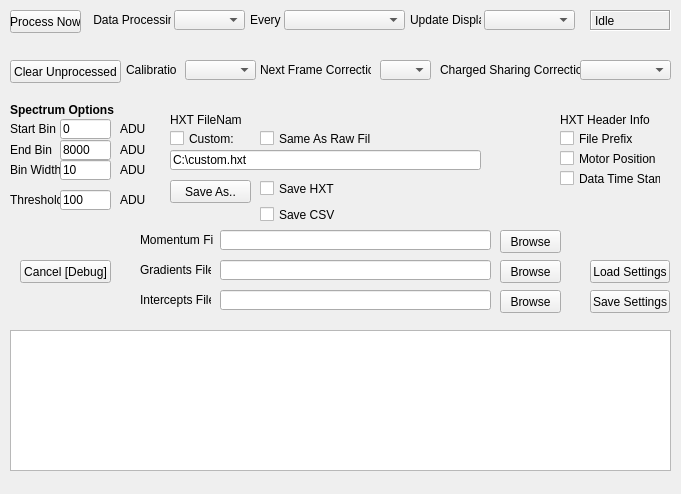
Above: STFC/HexitecGigEProject/trunk/HexitecGigE/processingwindow.ui from stfc-detectors/hexitec before the change. Below: the same form after it.
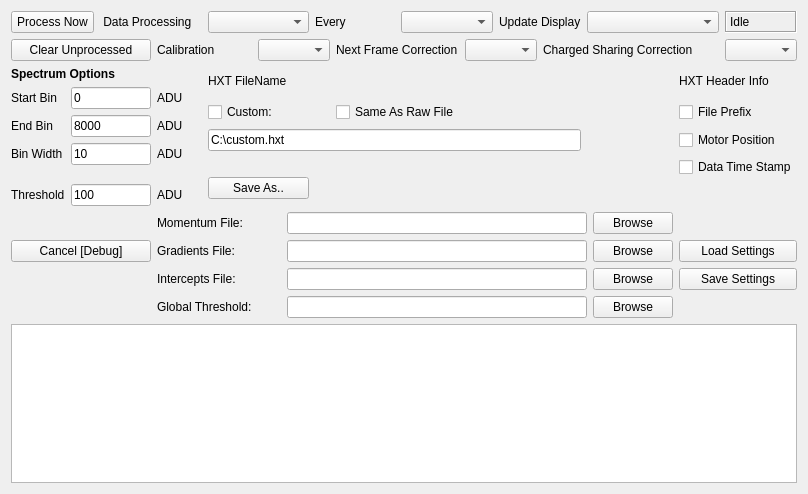
That is the form after the change.

The edit to the form file:
```diff
--- a/STFC/HexitecGigEProject/trunk/HexitecGigE/processingwindow.ui
+++ b/STFC/HexitecGigEProject/trunk/HexitecGigE/processingwindow.ui
@@ -9,111 +9,151 @@
    <rect>
     <x>0</x>
     <y>0</y>
-    <width>681</width>
+    <width>716</width>
     <height>494</height>
    </rect>
   </property>
   <property name="windowTitle">
    <string>Form</string>
   </property>
-  <widget class="QLineEdit" name="hxtFileLineEdit">
-   <property name="geometry">
-    <rect>
-     <x>170</x>
-     <y>150</y>
-     <width>311</width>
-     <height>20</height>
-    </rect>
-   </property>
-   <property name="text">
-    <string>C:\custom.hxt</string>
-   </property>
-  </widget>
-  <widget class="QComboBox" name="dataProcessingComboBox">
-   <property name="geometry">
-    <rect>
-     <x>174</x>
-     <y>10</y>
-     <width>71</width>
-     <height>20</height>
-    </rect>
-   </property>
-  </widget>
-  <widget class="QTextBrowser" name="output">
-   <property name="geometry">
-    <rect>
-     <x>10</x>
-     <y>330</y>
-     <width>661</width>
-     <height>141</height>
-    </rect>
-   </property>
+  <layout class="QGridLayout" name="gridLayout">
+   <item row="2" column="0" colspan="3">
+    <widget class="QLabel" name="spectrumOptionsLabel">
    <property name="font">
     <font>
-     <pointsize>8</pointsize>
-    </font>
-   </property>
-   <property name="contextMenuPolicy">
-    <enum>Qt::CustomContextMenu</enum>
-   </property>
-  </widget>
-  <widget class="QPushButton" name="processNowButton">
-   <property name="geometry">
-    <rect>
-     <x>10</x>
-     <y>10</y>
-     <width>71</width>
-     <height>23</height>
-    </rect>
-   </property>
+       <weight>75</weight>
+       <bold>true</bold>
+      </font>
+     </property>
+     <property name="layoutDirection">
+      <enum>Qt::LeftToRight</enum>
+     </property>
+     <property name="text">
+      <string>Spectrum Options</string>
+     </property>
+     <property name="alignment">
+      <set>Qt::AlignLeading|Qt::AlignLeft|Qt::AlignVCenter</set>
+     </property>
+    </widget>
+   </item>
+   <item row="14" column="14">
+    <widget class="QPushButton" name="globalThresholdBrowseButton">
+     <property name="text">
+      <string>Browse</string>
+     </property>
+    </widget>
+   </item>
+   <item row="13" column="6" colspan="8">
+    <widget class="QLineEdit" name="interceptsPathLineEdit"/>
+   </item>
+   <item row="13" column="3" colspan="3">
+    <widget class="QLabel" name="interceptsPathLabel">
+     <property name="layoutDirection">
+      <enum>Qt::LeftToRight</enum>
+     </property>
    <property name="text">
-    <string>Process Now</string>
-   </property>
-  </widget>
-  <widget class="QPushButton" name="saveSettingsButton">
-   <property name="geometry">
-    <rect>
-     <x>590</x>
-     <y>290</y>
-     <width>80</width>
-     <height>23</height>
-    </rect>
-   </property>
-   <property name="autoFillBackground">
+      <string>Intercepts File:</string>
+     </property>
+     <property name="alignment">
+      <set>Qt::AlignLeading|Qt::AlignLeft|Qt::AlignVCenter</set>
+     </property>
+    </widget>
+   </item>
+   <item row="0" column="13" colspan="3">
+    <widget class="QComboBox" name="updateDisplayComboBox"/>
+   </item>
+   <item row="12" column="6" colspan="8">
+    <widget class="QLineEdit" name="gradientsPathLineEdit"/>
+   </item>
+   <item row="12" column="14">
+    <widget class="QPushButton" name="gradientsBrowseButton">
+     <property name="text">
+      <string>Browse</string>
+     </property>
+    </widget>
+   </item>
+   <item row="0" column="11" colspan="2">
+    <widget class="QLabel" name="updateDisplayLabel">
+     <property name="text">
+      <string>Update Display</string>
+     </property>
+    </widget>
+   </item>
+   <item row="4" column="4" rowspan="2" colspan="4">
+    <widget class="QCheckBox" name="customCheckBox">
+     <property name="text">
+      <string>Custom:</string>
+     </property>
+     <property name="checked">
     <bool>false</bool>
    </property>
+    </widget>
+   </item>
+   <item row="3" column="0" rowspan="2">
+    <widget class="QLabel" name="startBinLabel">
+     <property name="layoutDirection">
+      <enum>Qt::LeftToRight</enum>
+     </property>
    <property name="text">
-    <string>Save Settings</string>
-   </property>
-  </widget>
-  <widget class="QLabel" name="gradientsPathLabel">
-   <property name="geometry">
-    <rect>
-     <x>140</x>
-     <y>260</y>
-     <width>71</width>
-     <height>20</height>
-    </rect>
-   </property>
+      <string>Start Bin</string>
+     </property>
+     <property name="alignment">
+      <set>Qt::AlignLeading|Qt::AlignLeft|Qt::AlignVCenter</set>
+     </property>
+    </widget>
+   </item>
+   <item row="1" column="10" colspan="2">
+    <widget class="QComboBox" name="nextFrameCorrectionComboBox"/>
+   </item>
+   <item row="4" column="8" rowspan="2" colspan="2">
+    <widget class="QCheckBox" name="sameAsRawFileCheckBox">
+     <property name="text">
+      <string>Same As Raw File</string>
+     </property>
+     <property name="checked">
+      <bool>false</bool>
+     </property>
+    </widget>
+   </item>
+   <item row="8" column="15" rowspan="2" colspan="2">
+    <widget class="QCheckBox" name="dataTimeStampCheckBox">
+     <property name="text">
+      <string>Data Time Stamp</string>
+     </property>
+     <property name="checked">
+      <bool>false</bool>
+     </property>
+    </widget>
+   </item>
+   <item row="1" column="8" colspan="2">
+    <widget class="QLabel" name="nextFrameCorrectionLabel">
+     <property name="text">
+      <string>Next Frame Correction</string>
+     </property>
+    </widget>
+   </item>
+   <item row="3" column="3" rowspan="2">
+    <widget class="QLabel" name="startUnitLabel">
    <property name="layoutDirection">
     <enum>Qt::LeftToRight</enum>
    </property>
    <property name="text">
-    <string>Gradients File:</string>
+      <string>ADU</string>
    </property>
    <property name="alignment">
     <set>Qt::AlignLeading|Qt::AlignLeft|Qt::AlignVCenter</set>
    </property>
   </widget>
+   </item>
+   <item row="1" column="0" colspan="3">
+    <widget class="QPushButton" name="clearUnprocessedButton">
+     <property name="text">
+      <string>Clear Unprocessed</string>
+     </property>
+    </widget>
+   </item>
+   <item row="0" column="16">
   <widget class="QLabel" name="stateLabel">
-   <property name="geometry">
-    <rect>
-     <x>590</x>
-     <y>10</y>
-     <width>81</width>
-     <height>21</height>
-    </rect>
-   </property>
    <property name="frameShape">
     <enum>QFrame::Box</enum>
    </property>
@@ -124,139 +164,42 @@
     <string>Idle</string>
    </property>
   </widget>
-  <widget class="QPushButton" name="gradientsBrowseButton">
-   <property name="geometry">
-    <rect>
-     <x>500</x>
-     <y>260</y>
-     <width>61</width>
-     <height>23</height>
-    </rect>
-   </property>
+   </item>
+   <item row="2" column="15" rowspan="2" colspan="2">
+    <widget class="QLabel" name="hxHeaderInfoLabel">
    <property name="text">
-    <string>Browse</string>
-   </property>
-  </widget>
-  <widget class="QLineEdit" name="gradientsPathLineEdit">
-   <property name="geometry">
-    <rect>
-     <x>220</x>
-     <y>260</y>
-     <width>271</width>
-     <height>20</height>
-    </rect>
-   </property>
-  </widget>
-  <widget class="QLabel" name="dataProcessingLabel">
-   <property name="geometry">
-    <rect>
-     <x>90</x>
-     <y>10</y>
-     <width>81</width>
-     <height>20</height>
-    </rect>
-   </property>
+      <string>HXT Header Info</string>
+     </property>
+    </widget>
+   </item>
+   <item row="1" column="12" colspan="4">
+    <widget class="QLabel" name="chargeSharingCorrectionLabel">
    <property name="text">
-    <string> Data Processing</string>
-   </property>
-  </widget>
-  <widget class="QPushButton" name="debugButton">
-   <property name="geometry">
-    <rect>
-     <x>20</x>
-     <y>260</y>
-     <width>91</width>
-     <height>23</height>
-    </rect>
+      <string>Charged Sharing Correction</string>
+     </property>
+    </widget>
+   </item>
+   <item row="1" column="16">
+    <widget class="QComboBox" name="chargeSharingCorrectionComboBox"/>
+   </item>
+   <item row="5" column="0" rowspan="2">
+    <widget class="QLabel" name="endBinLabel">
+     <property name="layoutDirection">
+      <enum>Qt::LeftToRight</enum>
    </property>
    <property name="text">
-    <string>Cancel [Debug]</string>
-   </property>
-  </widget>
-  <widget class="QPushButton" name="loadSettingsButton">
-   <property name="geometry">
-    <rect>
-     <x>590</x>
-     <y>260</y>
-     <width>80</width>
-     <height>23</height>
-    </rect>
-   </property>
-   <property name="text">
-    <string>Load Settings</string>
-   </property>
-  </widget>
-  <widget class="QComboBox" name="processingFrequencyComboBox">
-   <property name="geometry">
-    <rect>
-     <x>284</x>
-     <y>10</y>
-     <width>121</width>
-     <height>20</height>
-    </rect>
-   </property>
-  </widget>
-  <widget class="QLabel" name="processingFrequencyLabel">
-   <property name="geometry">
-    <rect>
-     <x>250</x>
-     <y>10</y>
-     <width>31</width>
-     <height>20</height>
-    </rect>
-   </property>
-   <property name="text">
-    <string>Every</string>
-   </property>
-  </widget>
-  <widget class="QComboBox" name="updateDisplayComboBox">
-   <property name="geometry">
-    <rect>
-     <x>484</x>
-     <y>10</y>
-     <width>91</width>
-     <height>20</height>
-    </rect>
-   </property>
-  </widget>
-  <widget class="QLabel" name="updateDisplayLabel">
-   <property name="geometry">
-    <rect>
-     <x>410</x>
-     <y>10</y>
-     <width>71</width>
-     <height>20</height>
-    </rect>
-   </property>
-   <property name="text">
-    <string>Update Display</string>
-   </property>
-  </widget>
-  <widget class="QLabel" name="hxtFileNameLabel">
-   <property name="geometry">
-    <rect>
-     <x>170</x>
-     <y>110</y>
-     <width>71</width>
-     <height>20</height>
-    </rect>
-   </property>
-   <property name="text">
-    <string>HXT FileName</string>
-   </property>
-  </widget>
+      <string>End Bin</string>
+     </property>
+     <property name="alignment">
+      <set>Qt::AlignLeading|Qt::AlignLeft|Qt::AlignVCenter</set>
+     </property>
+    </widget>
+   </item>
+   <item row="4" column="15" rowspan="2" colspan="2">
   <widget class="QCheckBox" name="filePrefixCheckBox">
    <property name="enabled">
     <bool>true</bool>
    </property>
-   <property name="geometry">
-    <rect>
-     <x>560</x>
-     <y>130</y>
-     <width>101</width>
-     <height>17</height>
-    </rect>
-   </property>
    <property name="text">
     <string>File Prefix</string>
    </property>
@@ -264,289 +207,98 @@
     <bool>false</bool>
    </property>
   </widget>
-  <widget class="QCheckBox" name="motorPositionCheckBox">
-   <property name="geometry">
-    <rect>
-     <x>560</x>
-     <y>150</y>
-     <width>101</width>
-     <height>17</height>
-    </rect>
-   </property>
+   </item>
+   <item row="2" column="4" rowspan="2" colspan="3">
+    <widget class="QLabel" name="hxtFileNameLabel">
+     <property name="text">
+      <string>HXT FileName</string>
+     </property>
+    </widget>
+   </item>
+   <item row="3" column="1" rowspan="2" colspan="2">
+    <widget class="QLineEdit" name="startBinLineEdit">
    <property name="text">
-    <string>Motor Position</string>
-   </property>
-   <property name="checked">
-    <bool>false</bool>
-   </property>
-  </widget>
-  <widget class="QCheckBox" name="dataTimeStampCheckBox">
-   <property name="geometry">
-    <rect>
-     <x>560</x>
-     <y>170</y>
-     <width>101</width>
-     <height>17</height>
-    </rect>
+      <string>0</string>
+     </property>
+    </widget>
+   </item>
+   <item row="10" column="0">
+    <widget class="QLabel" name="thresholdLabel">
+     <property name="layoutDirection">
+      <enum>Qt::LeftToRight</enum>
    </property>
    <property name="text">
-    <string>Data Time Stamp</string>
-   </property>
-   <property name="checked">
-    <bool>false</bool>
-   </property>
-  </widget>
-  <widget class="QCheckBox" name="customCheckBox">
-   <property name="geometry">
-    <rect>
-     <x>170</x>
-     <y>130</y>
-     <width>101</width>
-     <height>17</height>
-    </rect>
-   </property>
+      <string>Threshold</string>
+     </property>
+     <property name="alignment">
+      <set>Qt::AlignLeading|Qt::AlignLeft|Qt::AlignVCenter</set>
+     </property>
+    </widget>
+   </item>
+   <item row="15" column="0" colspan="17">
+    <widget class="QTextBrowser" name="output">
+     <property name="font">
+      <font>
+       <pointsize>8</pointsize>
+      </font>
+     </property>
+     <property name="contextMenuPolicy">
+      <enum>Qt::CustomContextMenu</enum>
+     </property>
+    </widget>
+   </item>
+   <item row="12" column="3" colspan="3">
+    <widget class="QLabel" name="gradientsPathLabel">
+     <property name="layoutDirection">
+      <enum>Qt::LeftToRight</enum>
+     </property>
    <property name="text">
-    <string>Custom:</string>
-   </property>
-   <property name="checked">
-    <bool>false</bool>
-   </property>
-  </widget>
-  <widget class="QComboBox" name="calibrationComboBox">
-   <property name="geometry">
-    <rect>
-     <x>185</x>
-     <y>60</y>
-     <width>71</width>
-     <height>20</height>
-    </rect>
-   </property>
-  </widget>
+      <string>Gradients File:</string>
+     </property>
+     <property name="alignment">
+      <set>Qt::AlignLeading|Qt::AlignLeft|Qt::AlignVCenter</set>
+     </property>
+    </widget>
+   </item>
+   <item row="1" column="3" colspan="2">
   <widget class="QLabel" name="calibrationLabel">
-   <property name="geometry">
-    <rect>
-     <x>126</x>
-     <y>60</y>
-     <width>51</width>
-     <height>20</height>
-    </rect>
-   </property>
    <property name="text">
     <string>Calibration</string>
    </property>
   </widget>
-  <widget class="QComboBox" name="nextFrameCorrectionComboBox">
-   <property name="geometry">
-    <rect>
-     <x>380</x>
-     <y>60</y>
-     <width>51</width>
-     <height>20</height>
-    </rect>
-   </property>
-  </widget>
-  <widget class="QLabel" name="nextFrameCorrectionLabel">
-   <property name="geometry">
-    <rect>
-     <x>260</x>
-     <y>60</y>
-     <width>111</width>
-     <height>20</height>
-    </rect>
-   </property>
+   </item>
+   <item row="10" column="1" colspan="2">
+    <widget class="QLineEdit" name="thresholdLineEdit">
    <property name="text">
-    <string>Next Frame Correction</string>
-   </property>
-  </widget>
-  <widget class="QLabel" name="chargeSharingCorrectionLabel">
-   <property name="geometry">
-    <rect>
-     <x>440</x>
-     <y>60</y>
-     <width>141</width>
-     <height>20</height>
-    </rect>
-   </property>
-   <property name="text">
-    <string>Charged Sharing Correction</string>
-   </property>
-  </widget>
-  <widget class="QComboBox" name="chargeSharingCorrectionComboBox">
-   <property name="geometry">
-    <rect>
-     <x>580</x>
-     <y>60</y>
-     <width>91</width>
-     <height>20</height>
-    </rect>
-   </property>
-  </widget>
-  <widget class="QPushButton" name="hxtFileSaveButton">
-   <property name="geometry">
-    <rect>
-     <x>170</x>
-     <y>180</y>
-     <width>81</width>
-     <height>23</height>
-    </rect>
-   </property>
-   <property name="text">
-    <string>Save As..</string>
-   </property>
-  </widget>
+      <string>100</string>
+     </property>
+    </widget>
+   </item>
+   <item row="1" column="5" colspan="3">
+    <widget class="QComboBox" name="calibrationComboBox"/>
+   </item>
+   <item row="13" column="14">
   <widget class="QPushButton" name="interceptsBrowseButton">
-   <property name="geometry">
-    <rect>
-     <x>500</x>
-     <y>290</y>
-     <width>61</width>
-     <height>23</height>
-    </rect>
-   </property>
    <property name="text">
     <string>Browse</string>
    </property>
   </widget>
-  <widget class="QLabel" name="interceptsPathLabel">
-   <property name="geometry">
-    <rect>
-     <x>140</x>
-     <y>290</y>
-     <width>71</width>
-     <height>20</height>
-    </rect>
-   </property>
+   </item>
+   <item row="7" column="3" rowspan="2">
+    <widget class="QLabel" name="binUnitLabel">
    <property name="layoutDirection">
     <enum>Qt::LeftToRight</enum>
    </property>
    <property name="text">
-    <string>Intercepts File:</string>
-   </property>
-   <property name="alignment">
-    <set>Qt::AlignLeading|Qt::AlignLeft|Qt::AlignVCenter</set>
-   </property>
-  </widget>
-  <widget class="QLineEdit" name="interceptsPathLineEdit">
-   <property name="geometry">
-    <rect>
-     <x>220</x>
-     <y>290</y>
-     <width>271</width>
-     <height>20</height>
-    </rect>
-   </property>
-  </widget>
-  <widget class="QLineEdit" name="startBinLineEdit">
-   <property name="geometry">
-    <rect>
-     <x>60</x>
-     <y>119</y>
-     <width>51</width>
-     <height>20</height>
-    </rect>
-   </property>
-   <property name="text">
-    <string>0</string>
-   </property>
-  </widget>
-  <widget class="QLabel" name="startBinLabel">
-   <property name="geometry">
-    <rect>
-     <x>10</x>
-     <y>119</y>
-     <width>51</width>
-     <height>20</height>
-    </rect>
-   </property>
-   <property name="layoutDirection">
-    <enum>Qt::LeftToRight</enum>
-   </property>
-   <property name="text">
-    <string>Start Bin</string>
-   </property>
-   <property name="alignment">
-    <set>Qt::AlignLeading|Qt::AlignLeft|Qt::AlignVCenter</set>
-   </property>
-  </widget>
-  <widget class="QLabel" name="startUnitLabel">
-   <property name="geometry">
-    <rect>
-     <x>120</x>
-     <y>119</y>
-     <width>31</width>
-     <height>20</height>
-    </rect>
-   </property>
-   <property name="layoutDirection">
-    <enum>Qt::LeftToRight</enum>
-   </property>
-   <property name="text">
     <string>ADU</string>
    </property>
    <property name="alignment">
     <set>Qt::AlignLeading|Qt::AlignLeft|Qt::AlignVCenter</set>
    </property>
   </widget>
-  <widget class="QLabel" name="endUnitLabel">
-   <property name="geometry">
-    <rect>
-     <x>120</x>
-     <y>140</y>
-     <width>31</width>
-     <height>20</height>
-    </rect>
-   </property>
-   <property name="layoutDirection">
-    <enum>Qt::LeftToRight</enum>
-   </property>
-   <property name="text">
-    <string>ADU</string>
-   </property>
-   <property name="alignment">
-    <set>Qt::AlignLeading|Qt::AlignLeft|Qt::AlignVCenter</set>
-   </property>
-  </widget>
-  <widget class="QLineEdit" name="endBinLineEdit">
-   <property name="geometry">
-    <rect>
-     <x>60</x>
-     <y>140</y>
-     <width>51</width>
-     <height>20</height>
-    </rect>
-   </property>
-   <property name="text">
-    <string>8000</string>
-   </property>
-  </widget>
-  <widget class="QLabel" name="endBinLabel">
-   <property name="geometry">
-    <rect>
-     <x>10</x>
-     <y>140</y>
-     <width>51</width>
-     <height>20</height>
-    </rect>
-   </property>
-   <property name="layoutDirection">
-    <enum>Qt::LeftToRight</enum>
-   </property>
-   <property name="text">
-    <string>End Bin</string>
-   </property>
-   <property name="alignment">
-    <set>Qt::AlignLeading|Qt::AlignLeft|Qt::AlignVCenter</set>
-   </property>
-  </widget>
+   </item>
+   <item row="7" column="0" rowspan="2">
   <widget class="QLabel" name="binWidthLabel">
-   <property name="geometry">
-    <rect>
-     <x>10</x>
-     <y>160</y>
-     <width>51</width>
-     <height>20</height>
-    </rect>
-   </property>
    <property name="layoutDirection">
     <enum>Qt::LeftToRight</enum>
    </property>
@@ -557,47 +309,33 @@
     <set>Qt::AlignLeading|Qt::AlignLeft|Qt::AlignVCenter</set>
    </property>
   </widget>
+   </item>
+   <item row="6" column="15" rowspan="2" colspan="2">
+    <widget class="QCheckBox" name="motorPositionCheckBox">
+     <property name="text">
+      <string>Motor Position</string>
+     </property>
+     <property name="checked">
+      <bool>false</bool>
+     </property>
+    </widget>
+   </item>
+   <item row="7" column="1" rowspan="2" colspan="2">
   <widget class="QLineEdit" name="binWidthLineEdit">
-   <property name="geometry">
-    <rect>
-     <x>60</x>
-     <y>160</y>
-     <width>51</width>
-     <height>20</height>
-    </rect>
-   </property>
    <property name="text">
     <string>10</string>
    </property>
   </widget>
-  <widget class="QLabel" name="binUnitLabel">
-   <property name="geometry">
-    <rect>
-     <x>120</x>
-     <y>160</y>
-     <width>31</width>
-     <height>20</height>
-    </rect>
-   </property>
-   <property name="layoutDirection">
-    <enum>Qt::LeftToRight</enum>
-   </property>
+   </item>
+   <item row="6" column="4" rowspan="2" colspan="9">
+    <widget class="QLineEdit" name="hxtFileLineEdit">
    <property name="text">
-    <string>ADU</string>
-   </property>
-   <property name="alignment">
-    <set>Qt::AlignLeading|Qt::AlignLeft|Qt::AlignVCenter</set>
-   </property>
-  </widget>
-  <widget class="QLabel" name="thresholdUnitLabel">
-   <property name="geometry">
-    <rect>
-     <x>120</x>
-     <y>190</y>
-     <width>31</width>
-     <height>20</height>
-    </rect>
-   </property>
+      <string>C:\custom.hxt</string>
+     </property>
+    </widget>
+   </item>
+   <item row="5" column="3" rowspan="2">
+    <widget class="QLabel" name="endUnitLabel">
    <property name="layoutDirection">
     <enum>Qt::LeftToRight</enum>
    </property>
@@ -608,127 +346,46 @@
     <set>Qt::AlignLeading|Qt::AlignLeft|Qt::AlignVCenter</set>
    </property>
   </widget>
-  <widget class="QLabel" name="thresholdLabel">
-   <property name="geometry">
-    <rect>
-     <x>10</x>
-     <y>190</y>
-     <width>51</width>
-     <height>20</height>
-    </rect>
-   </property>
-   <property name="layoutDirection">
-    <enum>Qt::LeftToRight</enum>
-   </property>
+   </item>
+   <item row="5" column="1" rowspan="2" colspan="2">
+    <widget class="QLineEdit" name="endBinLineEdit">
    <property name="text">
-    <string>Threshold</string>
-   </property>
-   <property name="alignment">
-    <set>Qt::AlignLeading|Qt::AlignLeft|Qt::AlignVCenter</set>
-   </property>
-  </widget>
-  <widget class="QLineEdit" name="thresholdLineEdit">
-   <property name="geometry">
-    <rect>
-     <x>60</x>
-     <y>190</y>
-     <width>51</width>
-     <height>20</height>
-    </rect>
-   </property>
+      <string>8000</string>
+     </property>
+    </widget>
+   </item>
+   <item row="0" column="0" colspan="2">
+    <widget class="QPushButton" name="processNowButton">
    <property name="text">
-    <string>100</string>
-   </property>
-  </widget>
-  <widget class="QLabel" name="spectrumOptionsLabel">
-   <property name="geometry">
-    <rect>
-     <x>10</x>
-     <y>100</y>
-     <width>111</width>
-     <height>20</height>
-    </rect>
-   </property>
-   <property name="font">
-    <font>
-     <weight>75</weight>
-     <bold>true</bold>
-    </font>
-   </property>
-   <property name="layoutDirection">
-    <enum>Qt::LeftToRight</enum>
-   </property>
+      <string>Process Now</string>
+     </property>
+    </widget>
+   </item>
+   <item row="0" column="2" colspan="2">
+    <widget class="QLabel" name="dataProcessingLabel">
    <property name="text">
-    <string>Spectrum Options</string>
-   </property>
-   <property name="alignment">
-    <set>Qt::AlignLeading|Qt::AlignLeft|Qt::AlignVCenter</set>
-   </property>
-  </widget>
-  <widget class="QPushButton" name="clearUnprocessedButton">
-   <property name="geometry">
-    <rect>
-     <x>10</x>
-     <y>60</y>
-     <width>111</width>
-     <height>23</height>
-    </rect>
-   </property>
+      <string> Data Processing</string>
+     </property>
+    </widget>
+   </item>
+   <item row="0" column="4" colspan="3">
+    <widget class="QComboBox" name="dataProcessingComboBox"/>
+   </item>
+   <item row="0" column="9" colspan="2">
+    <widget class="QComboBox" name="processingFrequencyComboBox"/>
+   </item>
+   <item row="0" column="7" colspan="2">
+    <widget class="QLabel" name="processingFrequencyLabel">
    <property name="text">
-    <string>Clear Unprocessed</string>
-   </property>
-  </widget>
-  <widget class="QLabel" name="hxHeaderInfoLabel">
-   <property name="geometry">
-    <rect>
-     <x>560</x>
-     <y>110</y>
-     <width>91</width>
-     <height>20</height>
-    </rect>
-   </property>
-   <property name="text">
-    <string>HXT Header Info</string>
-   </property>
-  </widget>
-  <widget class="QCheckBox" name="sameAsRawFileCheckBox">
-   <property name="geometry">
-    <rect>
-     <x>260</x>
-     <y>130</y>
-     <width>111</width>
-     <height>17</height>
-    </rect>
-   </property>
-   <property name="text">
-    <string>Same As Raw File</string>
-   </property>
-   <property name="checked">
-    <bool>false</bool>
-   </property>
-  </widget>
-  <widget class="QPushButton" name="momentumBrowseButton">
-   <property name="geometry">
-    <rect>
-     <x>500</x>
-     <y>230</y>
-     <width>61</width>
-     <height>23</height>
-    </rect>
-   </property>
-   <property name="text">
-    <string>Browse</string>
-   </property>
-  </widget>
+      <string>Every</string>
+     </property>
+    </widget>
+   </item>
+   <item row="11" column="6" colspan="8">
+    <widget class="QLineEdit" name="momentumPathLineEdit"/>
+   </item>
+   <item row="11" column="3" colspan="3">
   <widget class="QLabel" name="momentumPathLabel">
-   <property name="geometry">
-    <rect>
-     <x>140</x>
-     <y>230</y>
-     <width>73</width>
-     <height>20</height>
-    </rect>
-   </property>
    <property name="layoutDirection">
     <enum>Qt::LeftToRight</enum>
    </property>
@@ -739,42 +396,75 @@
     <set>Qt::AlignLeading|Qt::AlignLeft|Qt::AlignVCenter</set>
    </property>
   </widget>
-  <widget class="QLineEdit" name="momentumPathLineEdit">
-   <property name="geometry">
-    <rect>
-     <x>220</x>
-     <y>230</y>
-     <width>271</width>
-     <height>20</height>
-    </rect>
-   </property>
-  </widget>
-  <widget class="QCheckBox" name="saveHxt">
-   <property name="geometry">
-    <rect>
-     <x>260</x>
-     <y>180</y>
-     <width>89</width>
-     <height>17</height>
-    </rect>
-   </property>
+   </item>
+   <item row="11" column="14">
+    <widget class="QPushButton" name="momentumBrowseButton">
+     <property name="text">
+      <string>Browse</string>
+     </property>
+    </widget>
+   </item>
+   <item row="9" column="4" rowspan="2" colspan="3">
+    <widget class="QPushButton" name="hxtFileSaveButton">
+     <property name="text">
+      <string>Save As..</string>
+     </property>
+    </widget>
+   </item>
+   <item row="10" column="3">
+    <widget class="QLabel" name="thresholdUnitLabel">
+     <property name="layoutDirection">
+      <enum>Qt::LeftToRight</enum>
+     </property>
    <property name="text">
-    <string>Save HXT</string>
-   </property>
-  </widget>
-  <widget class="QCheckBox" name="saveCsv">
-   <property name="geometry">
-    <rect>
-     <x>260</x>
-     <y>206</y>
-     <width>89</width>
-     <height>17</height>
-    </rect>
-   </property>
+      <string>ADU</string>
+     </property>
+     <property name="alignment">
+      <set>Qt::AlignLeading|Qt::AlignLeft|Qt::AlignVCenter</set>
+     </property>
+    </widget>
+   </item>
+   <item row="12" column="0" colspan="3">
+    <widget class="QPushButton" name="debugButton">
+     <property name="text">
+      <string>Cancel [Debug]</string>
+     </property>
+    </widget>
+   </item>
+   <item row="14" column="6" colspan="8">
+    <widget class="QLineEdit" name="globalThresholdPathLineEdit"/>
+   </item>
+   <item row="14" column="3" colspan="2">
+    <widget class="QLabel" name="globalThresholdPathLabel">
+     <property name="layoutDirection">
+      <enum>Qt::LeftToRight</enum>
+     </property>
    <property name="text">
-    <string>Save CSV</string>
-   </property>
-  </widget>
+      <string>Global Threshold:</string>
+     </property>
+     <property name="alignment">
+      <set>Qt::AlignLeading|Qt::AlignLeft|Qt::AlignVCenter</set>
+     </property>
+    </widget>
+   </item>
+   <item row="12" column="15" colspan="2">
+    <widget class="QPushButton" name="loadSettingsButton">
+     <property name="text">
+      <string>Load Settings</string>
+     </property>
+    </widget>
+   </item>
+   <item row="13" column="15" colspan="2">
+    <widget class="QPushButton" name="saveSettingsButton">
+     <property name="autoFillBackground">
+      <bool>false</bool>
+     </property>
+     <property name="text">
+      <string>Save Settings</string>
+     </property>
+    </widget>
+   </item>
+  </layout>
  </widget>
  <resources/>
  <connections/>
```
Lines whose indentation alone changed are shown as unchanged.
